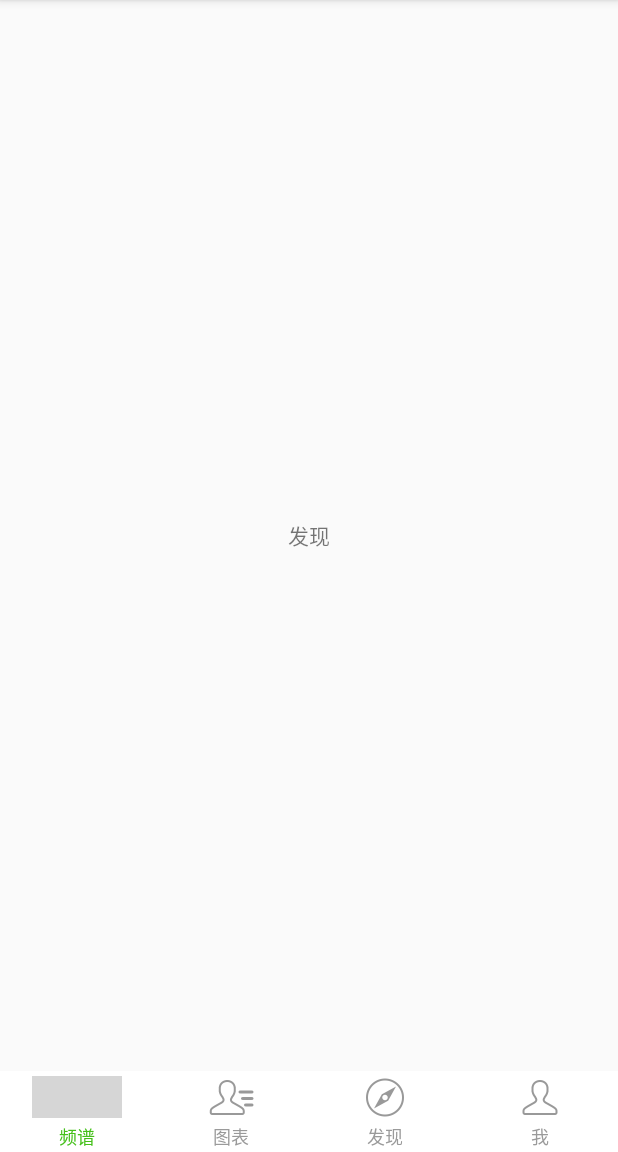
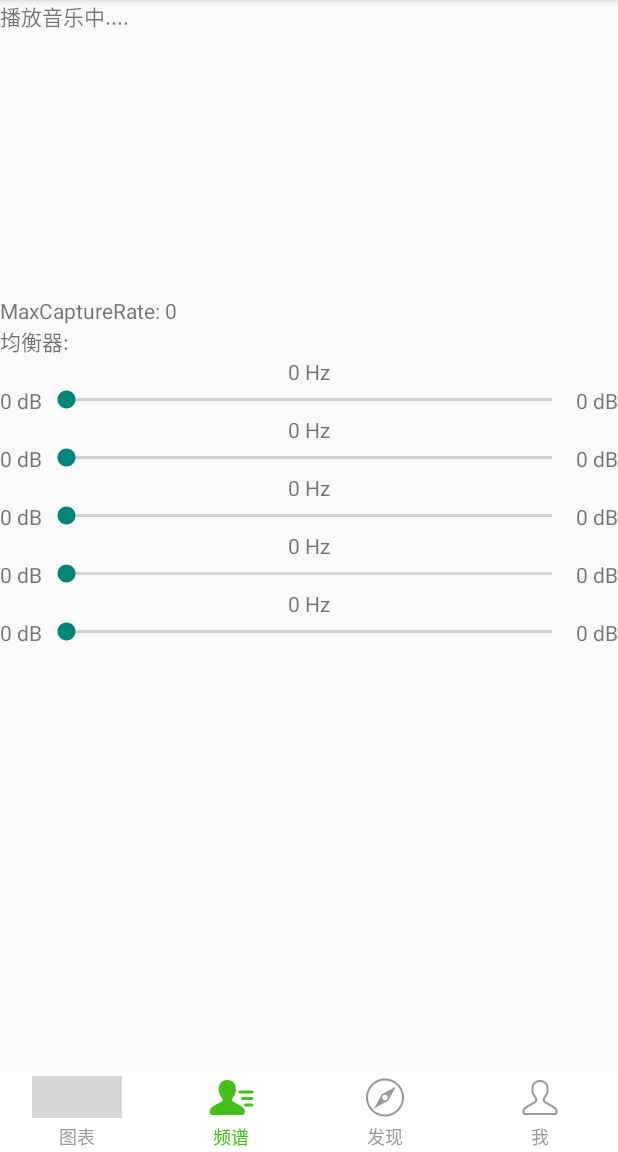
Before and after one commit to ASHFIFI/Mydemo, an Android app: the HomePage screen opened directly, with no data from a screen before it, after a tap on "频谱", on a phone screen of 412 x 824 dp, the part 84-1236 px from its top. Run offline under Robolectric (Android 15) with nearby library versions, the phone set to English and light mode, and no system bars; libraries missing offline, so code that uses them is left out: com.github.mikephil.charting; 11 statements that could not run were skipped; grey boxes are pictures that could not be loaded.

Commit message:
完善登录，添加fragment的滑动和点击

```diff
--- a/HttpTest/app/build.gradle
+++ b/HttpTest/app/build.gradle
@@ -5,7 +5,7 @@ android {
     buildToolsVersion "25.0.3"
     defaultConfig {
         applicationId "ashfifi.httptest"
-        minSdkVersion 22
+        minSdkVersion 19
         targetSdkVersion 25
         versionCode 1
         versionName "1.0"
@@ -32,6 +32,7 @@ dependencies {
     compile 'com.android.support:appcompat-v7:25.2.0'
     compile 'com.github.PhilJay:MPAndroidChart:v3.0.2'
 
+    compile 'com.squareup.picasso:picasso:2.5.2'
 
     compile 'com.amap.api:location:latest.integration'
 
--- a/HttpTest/app/src/main/java/ashfifi/httptest/Activity/HomePage.java
+++ b/HttpTest/app/src/main/java/ashfifi/httptest/Activity/HomePage.java
@@ -3,19 +3,21 @@ import android.os.Build;
 import android.support.v4.app.Fragment;
 import android.os.Bundle;
 import android.support.annotation.Nullable;
-import android.support.v4.app.FragmentTransaction;
+import android.support.v4.app.FragmentManager;
+import android.support.v4.view.ViewPager;
 import android.support.v7.app.AppCompatActivity;
 import android.view.View;
 import android.view.WindowManager;
 import android.widget.ImageView;
 import android.widget.TextView;
 
-
+import ashfifi.httptest.Adapter.FragAdapter;
 import ashfifi.httptest.R;
 import ashfifi.httptest.fragment.Discover;
 import ashfifi.httptest.fragment.Profile;
 import ashfifi.httptest.fragment.ShowChart;
 import ashfifi.httptest.fragment.Spectrum;
+import ashfifi.httptest.transform.DepthPageTransformer;
 
 /**
  * Created by aa on 17/8/1.
@@ -39,7 +41,7 @@ public class HomePage extends AppCompatActivity {
     private String connectMsg = "";;
     private int index;
     private int currentTabIndex;// 当前fragment的index
-
+    private ViewPager viewPager;
     @Override
     protected void onCreate(@Nullable Bundle savedInstanceState) {
         super.onCreate(savedInstanceState);
@@ -53,7 +55,7 @@ public class HomePage extends AppCompatActivity {
         discover = new Discover();
         showChart = new ShowChart();
         spectrum = new Spectrum();
-        fragments = new Fragment[]{showChart,profile,discover, spectrum};
+        fragments = new Fragment[]{showChart,spectrum,discover,profile};
 
         imagebuttons = new ImageView[4];
         imagebuttons[0] = (ImageView) findViewById(R.id.ib_weixin);
@@ -70,15 +72,35 @@ public class HomePage extends AppCompatActivity {
         textviews[3] = (TextView) findViewById(R.id.tv_profile);
         textviews[0].setTextColor(0xFF45C01A);
 
-        getSupportFragmentManager().beginTransaction()
-                .add(R.id.fragment_container,showChart)
-                .add(R.id.fragment_container,spectrum)
-                .add(R.id.fragment_container,profile)
-                .add(R.id.fragment_container,discover)
-                .hide(spectrum)
-                .hide(showChart)
-                .hide(profile)
-                .show(discover).commit();
+        FragmentManager fm =getSupportFragmentManager();
+
+        viewPager = (ViewPager) findViewById(R.id.viewpager);
+        FragAdapter fragAdapter = new FragAdapter(fm,fragments);
+        viewPager.setAdapter(fragAdapter);
+        viewPager.setCurrentItem(0);
+        viewPager.setPageTransformer(true,new DepthPageTransformer());
+        viewPager.addOnPageChangeListener(new ViewPager.OnPageChangeListener() {
+            @Override
+            public void onPageScrolled(int position, float positionOffset, int positionOffsetPixels) {
+
+            }
+
+            @Override
+            public void onPageSelected(int position) {
+                imagebuttons[currentTabIndex].setSelected(false);
+                // 把当前tab设为选中状态
+                imagebuttons[position].setSelected(true);
+                textviews[currentTabIndex].setTextColor(0xFF999999);
+                textviews[position].setTextColor(0xFF45C01A);
+                currentTabIndex = position;
+            }
+
+            @Override
+            public void onPageScrollStateChanged(int state) {
+
+            }
+        });
+
     }
     public void onTabClicked(View view) {
         switch (view.getId()) {
@@ -106,13 +128,7 @@ public class HomePage extends AppCompatActivity {
                 break;
         }
         if (currentTabIndex != index) {
-            FragmentTransaction trx = getSupportFragmentManager()
-                    .beginTransaction();
-            trx.hide(fragments[currentTabIndex]);
-            if (!fragments[index].isAdded()) {
-                trx.add(R.id.fragment_container, fragments[index]);
-            }
-            trx.show(fragments[index]).commit();
+            viewPager.setCurrentItem(index);
         }
         imagebuttons[currentTabIndex].setSelected(false);
         // 把当前tab设为选中状态
--- /dev/null
+++ b/HttpTest/app/src/main/java/ashfifi/httptest/Adapter/FragAdapter.java
@@ -0,0 +1,44 @@
+package ashfifi.httptest.Adapter;
+
+import android.support.v4.app.Fragment;
+import android.support.v4.app.FragmentManager;
+import android.support.v4.app.FragmentPagerAdapter;
+
+import java.util.List;
+
+/**
+ * Created by aa on 2017/8/17.
+ */
+
+public class FragAdapter extends FragmentPagerAdapter {
+
+    //private List<Fragment> mFragments;
+    private Fragment[] mFragments;
+
+//    public FragAdapter(FragmentManager fm, List<Fragment> fragments) {
+//        super(fm);
+//        // TODO Auto-generated constructor stub
+//        mFragments=fragments;
+//    }
+
+    public FragAdapter(FragmentManager fm, Fragment[] fragments){
+        super(fm);
+        // TODO Auto-generated constructor stub
+        mFragments=fragments;
+    }
+
+    @Override
+    public Fragment getItem(int arg0) {
+        // TODO Auto-generated method stub
+        //return mFragments.get(arg0);
+        return  mFragments[arg0];
+    }
+
+    @Override
+    public int getCount() {
+        // TODO Auto-generated method stub
+        //return mFragments.size();
+        return mFragments.length;
+    }
+
+}
--- a/HttpTest/app/src/main/java/ashfifi/httptest/fragment/ShowChart.java
+++ b/HttpTest/app/src/main/java/ashfifi/httptest/fragment/ShowChart.java
@@ -42,7 +42,7 @@ public class ShowChart extends Fragment{
             dataObjects[2] = new MyDataObject(3, 13);
             dataObjects[3] = new MyDataObject(4, 14);
             dataObjects[4] = new MyDataObject(5, 15);
-            List<Entry> entries = new ArrayList<Entry>();
+            List<Entry> entries = new ArrayList<>();
             for (MyDataObject data : dataObjects) {
                 entries.add(new Entry(data.getValueX(), data.getValueY()));
             }
--- a/HttpTest/app/src/main/java/ashfifi/httptest/fragment/Spectrum.java
+++ b/HttpTest/app/src/main/java/ashfifi/httptest/fragment/Spectrum.java
@@ -57,7 +57,6 @@ public class Spectrum extends Fragment {
             mLinearLayout = (LinearLayout)view.findViewById(R.id.spec);
             mLinearLayout.setOrientation(LinearLayout.VERTICAL);
             mLinearLayout.addView(mStatusTextView);
-
             // Create the MediaPlayer
             mMediaPlayer = MediaPlayer.create(activity, R.raw.qhc);
             Log.d(TAG, "MediaPlayer audio session ID: " + mMediaPlayer.getAudioSessionId());
--- /dev/null
+++ b/HttpTest/app/src/main/java/ashfifi/httptest/transform/DepthPageTransformer.java
@@ -0,0 +1,45 @@
+package ashfifi.httptest.transform;
+
+import android.support.v4.view.ViewPager;
+import android.view.View;
+
+/**
+ * Created by aa on 2017/8/17.
+ */
+
+public class DepthPageTransformer implements ViewPager.PageTransformer {
+    private static final float MIN_SCALE = 0.75f;
+
+    public void transformPage(View view, float position) {
+        int pageWidth = view.getWidth();
+
+        if (position < -1) { // [-Infinity,-1)
+            // This page is way off-screen to the left.
+            view.setAlpha(0);
+
+        } else if (position <= 0) { // [-1,0]
+            // Use the default slide transition when moving to the left page
+            view.setAlpha(1);
+            view.setTranslationX(0);
+            view.setScaleX(1);
+            view.setScaleY(1);
+
+        } else if (position <= 1) { // (0,1]
+            // Fade the page out.
+            view.setAlpha(1 - position);
+
+            // Counteract the default slide transition
+            view.setTranslationX(pageWidth * -position);
+
+            // Scale the page down (between MIN_SCALE and 1)
+            float scaleFactor = MIN_SCALE
+                    + (1 - MIN_SCALE) * (1 - Math.abs(position));
+            view.setScaleX(scaleFactor);
+            view.setScaleY(scaleFactor);
+
+        } else { // (1,+Infinity]
+            // This page is way off-screen to the right.
+            view.setAlpha(0);
+        }
+    }
+}
--- a/HttpTest/app/src/main/res/layout/homepage.xml
+++ b/HttpTest/app/src/main/res/layout/homepage.xml
@@ -24,6 +24,11 @@
         android:layout_width="fill_parent"
         android:layout_height="0dip"
         android:layout_weight="1">
+        <android.support.v4.view.ViewPager
+            android:id="@+id/viewpager"
+            android:layout_width="match_parent"
+            android:layout_height="match_parent">
+        </android.support.v4.view.ViewPager>
 
 
     </FrameLayout>
--- a/HttpTest/app/src/main/res/layout/layout_bottom.xml
+++ b/HttpTest/app/src/main/res/layout/layout_bottom.xml
@@ -46,7 +46,7 @@
                     android:layout_below="@id/ib_weixin"
                     android:layout_centerHorizontal="true"
                     android:layout_marginTop="3dp"
-                    android:text="频谱"
+                    android:text="图表"
                     android:textColor="#9A9A9A"
                     android:textSize="12sp" />
 
@@ -96,7 +96,7 @@
                     android:layout_below="@id/ib_contact_list"
                     android:layout_centerHorizontal="true"
                     android:layout_marginTop="3dp"
-                    android:text="图表"
+                    android:text="频谱"
                     android:textColor="#9A9A9A"
                     android:textSize="12sp" />
 
```
Also changed, not shown: HttpTest/app/src/main/java/ashfifi/httptest/Activity/MainActivity.java (+30 -2 lines).
